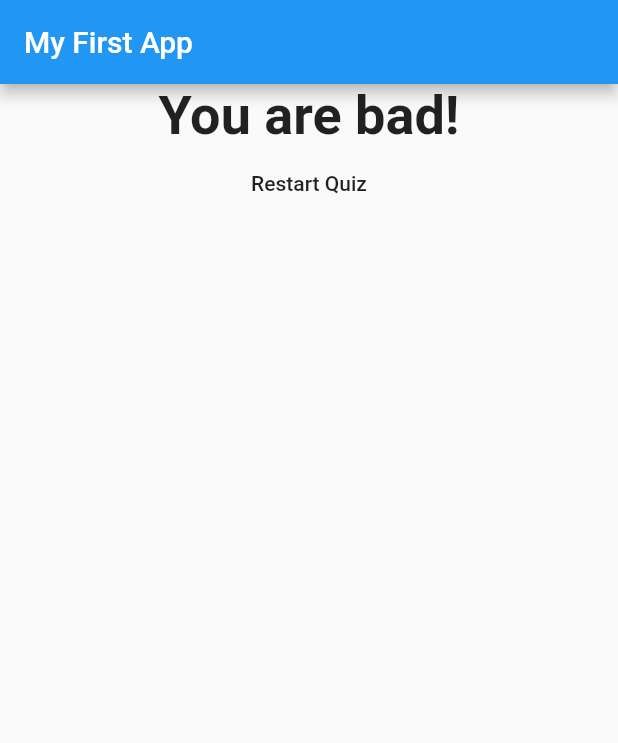
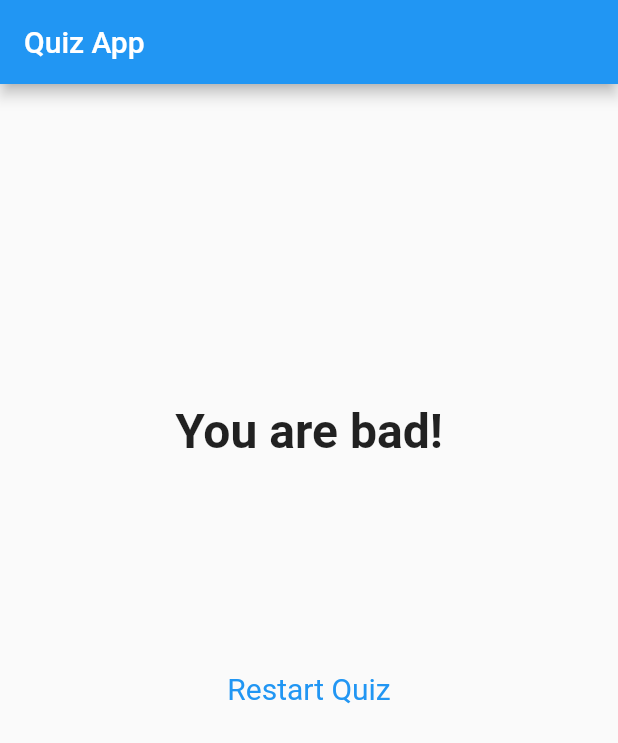
Before and after one commit to eloicasamayor/quiz_app_flutter, a Flutter app: the screen it shows after launch, after a tap on "black", after a tap on "elefant", after a tap on "mango", on a phone screen of 412 x 824 dp. Shown: the top 743 px of the screen. Run offline on Flutter 3.47's test engine with Material 2 defaults, Android fonts, the phone set to English and light mode, and no system bars.

Commit message:
adapapting UI to web

```diff
--- a/lib/answer.dart
+++ b/lib/answer.dart
@@ -8,12 +8,20 @@ class Answer extends StatelessWidget {
   @override
   Widget build(BuildContext context) {
     return Container(
-      width: double.infinity,
+      width: 350,
+      margin: EdgeInsets.symmetric(
+        vertical: 10,
+        horizontal: 50,
+      ),
       child: ElevatedButton(
         style: ElevatedButton.styleFrom(
           onSurface: Colors.blue,
+          padding: EdgeInsets.all(30),
         ),
-        child: Text(answerText),
+        child: Text(
+          answerText,
+          style: TextStyle(fontSize: 18),
+        ),
         onPressed: selectHandler,
       ),
     );
--- a/lib/main.dart
+++ b/lib/main.dart
@@ -34,7 +34,7 @@ class _MyAppState extends State<MyApp> {
       ]
     },
     {
-      'questionText': 'What\'s your favorite aniaml?',
+      'questionText': 'What\'s your favorite animal?',
       'answer': [
         {'text': 'rabbit', 'score': 4},
         {'text': 'elefant', 'score': 7},
@@ -71,10 +71,10 @@ class _MyAppState extends State<MyApp> {
       _questionIndex = _questionIndex + 1;
     });
     if (_questionIndex < _questions.length) {
-      print('We have more questions!');
+      //print('We have more questions!');
     }
 
-    print(_questionIndex);
+    //print(_questionIndex);
   }
 
   //Las variable dentro de una clase se le llaman "property" (propiedad)
@@ -87,16 +87,19 @@ class _MyAppState extends State<MyApp> {
     // - positional arguments: each value passed ends up depending on the position
     // - named arguments: no data in order, target every argument by its name
     return MaterialApp(
+      debugShowCheckedModeBanner: false,
       home: Scaffold(
         appBar: AppBar(
-            title: Text('My First App'),
+          title: Text('Quiz App'),
         ),
         body: _questionIndex < _questions.length
             ? Quiz(
                 answerQuestion: _answerQuestion,
                 questionIndex: _questionIndex,
-                  questions: _questions)
-              : Result(_totalScore, _resetQuiz)),
+                questions: _questions,
+              )
+            : Result(_totalScore, _resetQuiz),
+      ),
       //MaterialApp y Text no son funciones, sino clases. Y aún así, les pasamos información
       //el 'Constructor', es una función especial dentro de una clase (por lo tanto, un método) que se ejecuta solamente una vez cuando creamos un nuevo objeto basado en esa clase, o sea, cuando llamamos a una clase y le pasamos valores
       //se crea un constructor repitiendo el nombre de la clase, paréntesis y llaves
--- a/lib/question.dart
+++ b/lib/question.dart
@@ -17,12 +17,12 @@ class Question extends StatelessWidget {
     return Container(
       // como otros widgets visibles, el Container consta del child (body), padding, border y margin.
       width: double.infinity, //significa que ocupará de ancho lo mas que pueda.
-      margin: EdgeInsets.all(10),
+      margin: EdgeInsets.only(top: 60, bottom: 40),
       //la clase EdgeInsets tiene diferentes constructores, para crear EdgeInsets con diferentes configuraciones.
       child: Text(
         // Por defecto, el widget Text ocupa solamente lo necesario. Para poder centrarlo necesitamos meterlo dentro de un container.
         questionText,
-        style: TextStyle(fontSize: 28),
+        style: TextStyle(fontSize: 28, fontWeight: FontWeight.bold),
         textAlign: TextAlign.center,
       ),
     );
--- a/lib/quiz.dart
+++ b/lib/quiz.dart
@@ -17,6 +17,7 @@ class Quiz extends StatelessWidget {
   @override
   Widget build(BuildContext context) {
     return Column(
+      mainAxisAlignment: MainAxisAlignment.start,
       children: [
         //(27) -> nuevo custom widget.
         Question(questions[questionIndex]['questionText']),
@@ -24,10 +25,11 @@ class Quiz extends StatelessWidget {
         ...(questions[questionIndex]['answer'] as List<Map<String, Object>>)
             .map((answer) {
           return Answer(
-              () => answerQuestion(answer['score']),
-              answer[
-                  'text']); //usamos una función anónima que flutter no la ejecutará cuando esté haciendo el build(). En el cuerpo de esta función anónima, llamamos a la función que queremos que se ejecute onPressed
-        }).toList()
+            () => answerQuestion(answer['score']),
+            answer['text'],
+          ); //usamos una función anónima que flutter no la ejecutará cuando esté haciendo el build(). En el cuerpo de esta función anónima, llamamos a la función que queremos que se ejecute onPressed
+        }).toList(),
+
         // (33)
         // para cualquier lista (array), podemos usar el método map()
         // el método map ejecutará una función (que tenemos que mandarle como argumento) para cada elemento en la lista.
--- a/lib/result.dart
+++ b/lib/result.dart
@@ -28,13 +28,35 @@ class Result extends StatelessWidget {
   @override
   Widget build(BuildContext context) {
     return Center(
-      child: Column(children: <Widget>[
-        Text(
-          resultPhrase,
-          style: TextStyle(fontSize: 36, fontWeight: FontWeight.bold),
-        ),
-        FlatButton(onPressed: resetHandler, child: Text('Restart Quiz'))
-      ]),
+      child: Column(
+          mainAxisAlignment: MainAxisAlignment.spaceBetween,
+          crossAxisAlignment: CrossAxisAlignment.stretch,
+          children: <Widget>[
+            Expanded(
+              flex: 2,
+              child: Container(),
+            ),
+            Text(
+              resultPhrase,
+              textAlign: TextAlign.center,
+              style: TextStyle(fontSize: 32, fontWeight: FontWeight.bold),
+            ),
+            Expanded(
+              child: Container(),
+            ),
+            TextButton(
+              onPressed: resetHandler,
+              style: ButtonStyle(
+                textStyle: MaterialStateProperty.all(TextStyle(fontSize: 20)),
+                padding: MaterialStateProperty.all(EdgeInsets.all(35)),
+              ),
+              child: Text('Restart Quiz'),
+            ),
+            Expanded(
+              flex: 3,
+              child: Container(),
+            ),
+          ]),
     );
   }
 }
```
Also changed, not shown: pubspec.lock. Lines whose indentation alone changed are shown as unchanged.
